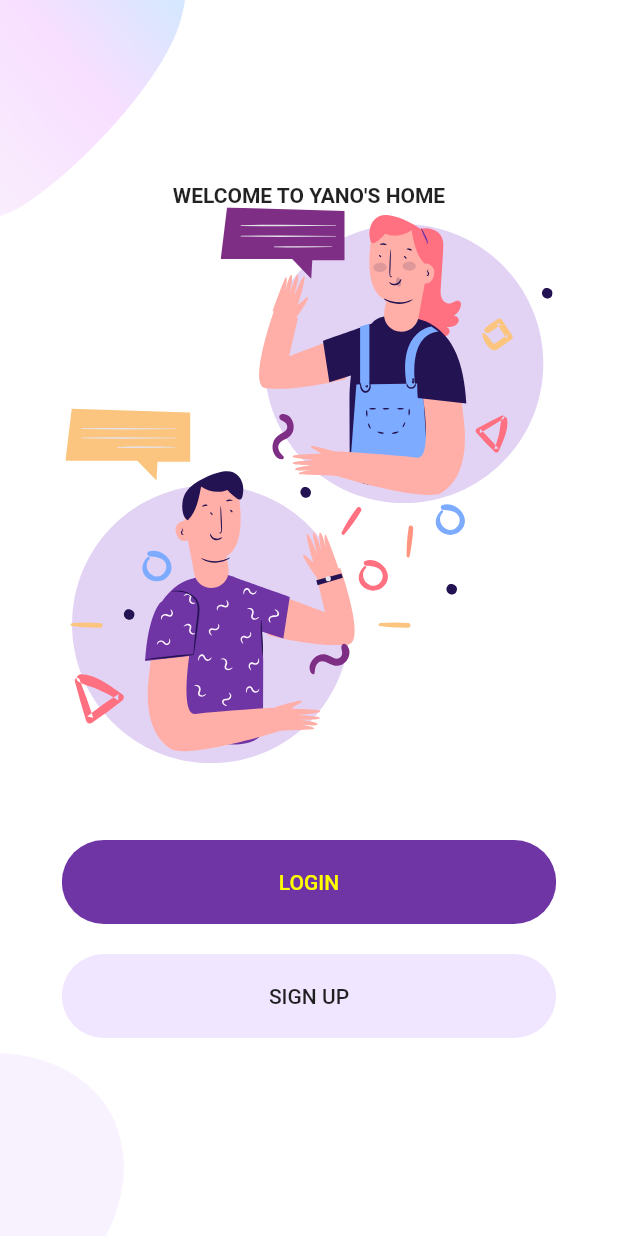
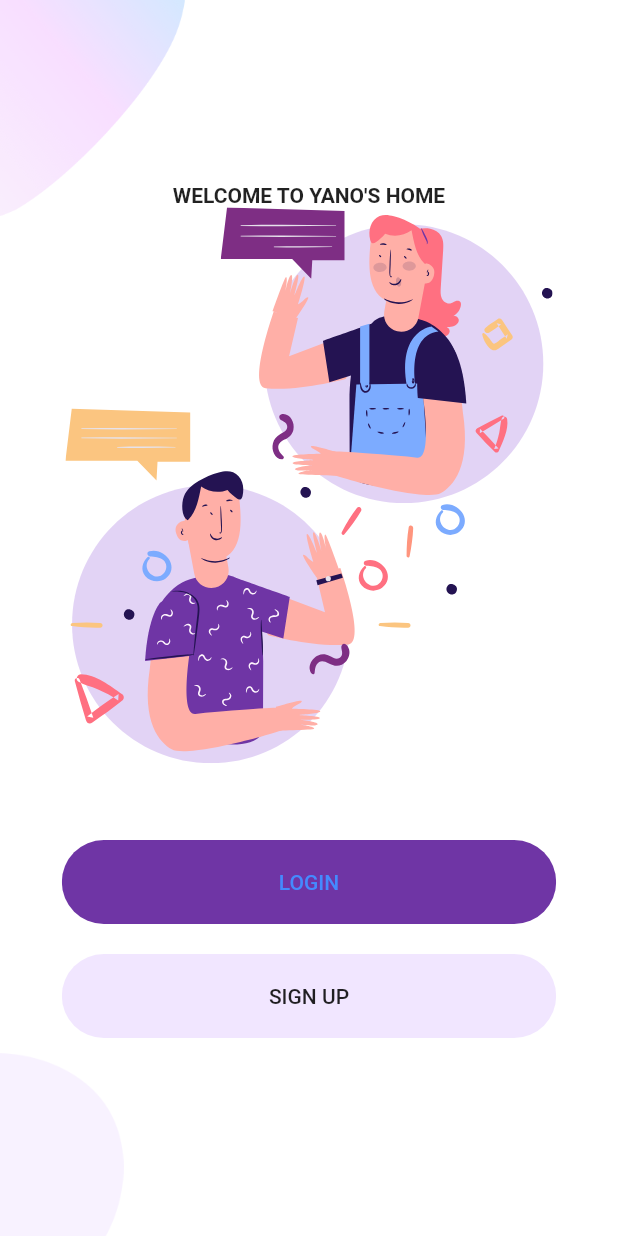
Before and after one commit to thanhtaimrjoe/login-ui, a Flutter app: the screen it shows after launch, on a phone screen of 412 x 824 dp. Run offline on Flutter 3.47's test engine with Material 2 defaults, Android fonts, the phone set to English and light mode, and no system bars; our stand-ins replace flutter_svg.

Commit message:
Update color of button

```diff
--- a/lib/Screens/Welcome/components/body.dart
+++ b/lib/Screens/Welcome/components/body.dart
@@ -31,7 +31,7 @@ class Body extends StatelessWidget {
                 }));
               },
               color: kPrimaryColor,
-              textColor: Colors.yellowAccent,
+              textColor: Colors.blueAccent,
             ),
             RoundedButton(
               text: "SIGN UP",
```
